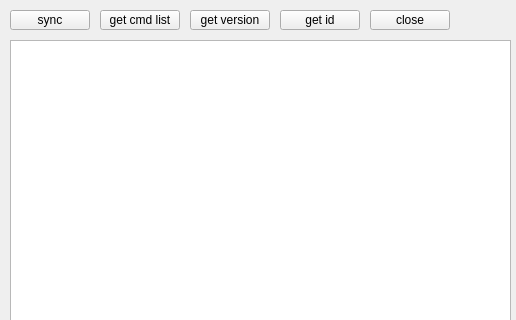
Before: the Qt Designer form stm32_isp/mainwindow.ui in zhuangzuoyi/stm32_isp, drawn with Qt 5; both pictures show x 0 to 516 and y 0 to 320 of the 516 by 719 pixel window.
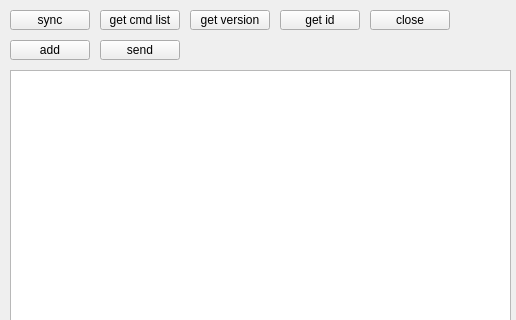
After: the same form once the commit is applied.

```diff
--- a/stm32_isp/mainwindow.ui
+++ b/stm32_isp/mainwindow.ui
@@ -83,12 +83,38 @@
     <property name="geometry">
      <rect>
       <x>10</x>
-      <y>40</y>
+      <y>70</y>
       <width>501</width>
-      <height>631</height>
+      <height>601</height>
      </rect>
     </property>
    </widget>
+   <widget class="QPushButton" name="pushButton_6">
+    <property name="geometry">
+     <rect>
+      <x>10</x>
+      <y>40</y>
+      <width>80</width>
+      <height>20</height>
+     </rect>
+    </property>
+    <property name="text">
+     <string>add</string>
+    </property>
+   </widget>
+   <widget class="QPushButton" name="pushButton_7">
+    <property name="geometry">
+     <rect>
+      <x>100</x>
+      <y>40</y>
+      <width>80</width>
+      <height>20</height>
+     </rect>
+    </property>
+    <property name="text">
+     <string>send</string>
+    </property>
+   </widget>
   </widget>
   <widget class="QMenuBar" name="menuBar">
    <property name="geometry">
```
